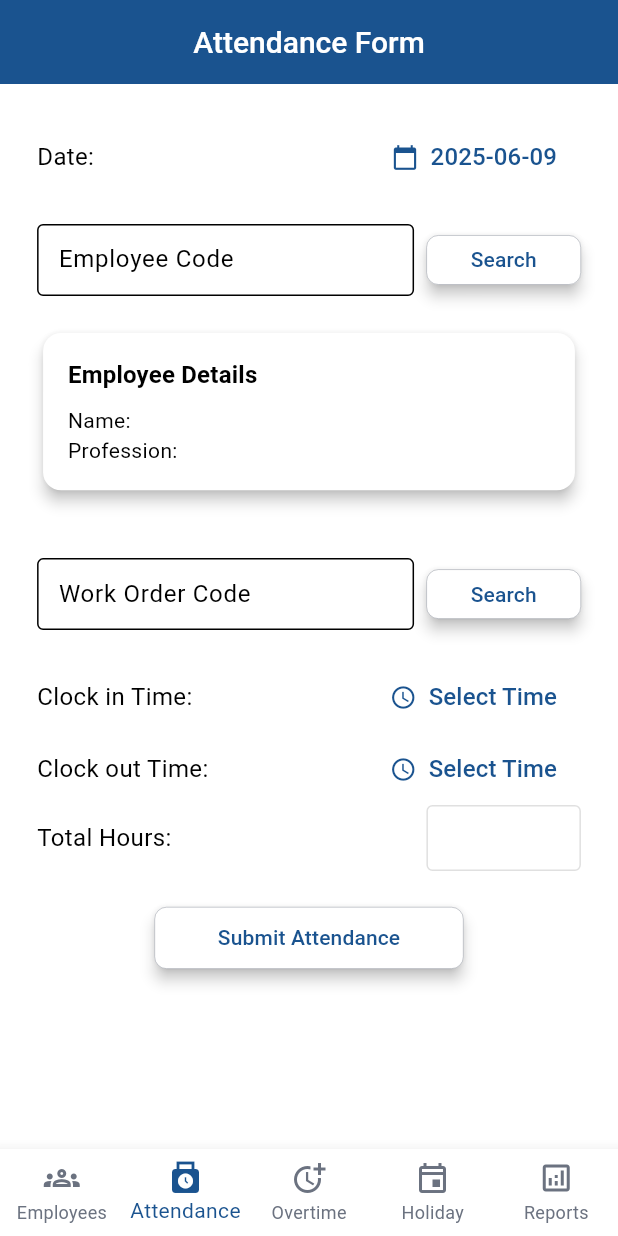
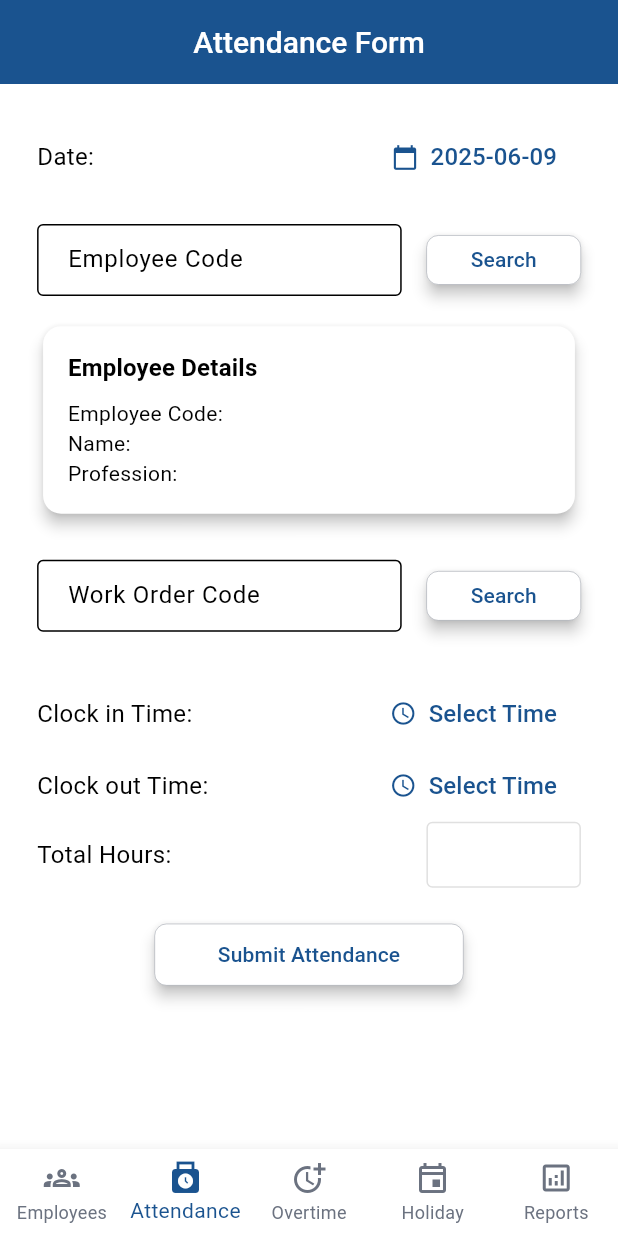
Before and after one commit to noor-faozi/albaderapp, a Flutter app: the screen it shows after launch, item 2 of the bottom bar chosen, after a tap on "Search", on a phone screen of 412 x 824 dp. Run offline on Flutter 3.47's test engine with Material 3 defaults, Android fonts, the light colour scheme and no system bars; our stand-ins replace supabase_flutter; accounts and stored records are empty.

Commit message:
refactor: update attendance form widget to use SearchAndDisplayCard for employee and work order search

```diff
--- a/lib/widgets/attendance_form.dart
+++ b/lib/widgets/attendance_form.dart
@@ -1,6 +1,7 @@
 import 'package:albaderapp/theme/colors.dart';
 import 'package:albaderapp/utils/responsive.dart';
 import 'package:albaderapp/widgets/custom_button.dart';
+import 'package:albaderapp/widgets/search_and_display_card.dart';
 import 'package:flutter/material.dart';
 import 'package:supabase_flutter/supabase_flutter.dart';
 
@@ -64,7 +65,6 @@ class _AttendanceFormState extends State<AttendanceForm> {
       _workOrderNotFound = result == null;
     });
   }
-
 
   // Future<void> _loadWorkOrders() async {
   //   final result = await supabase.from('work_orders').select();
@@ -198,153 +198,65 @@ class _AttendanceFormState extends State<AttendanceForm> {
                   );
                 },
               ),
+
               SizedBox(height: screenHeight(context, 0.025)),
 
-             Row(
-                children: [
-                  Expanded(
-                    child: TextFormField(
+              // Employee:
+              SearchAndDisplayCard<Map<String, dynamic>>(
                 controller: _employeeIdController,
-                      decoration: InputDecoration(
-                        labelText: 'Employee Code',
-                        border: const OutlineInputBorder(),
-                        contentPadding: EdgeInsets.symmetric(
-                          vertical: verticalPadding,
-                          horizontal: screenPadding(context, 0.025),
-                        ),
-                      ),
-                      validator: (value) => value == null || value.isEmpty
-                          ? 'Enter employee code'
-                          : null,
-                    ),
-                  ),
-                  SizedBox(width: screenPadding(context, 0.02)),
-                  SizedBox(
-                    height: buttonHeight,
-                    child: CustomButton(
-                      label: 'Search',
-                      onPressed: _fetchEmployee,
-                    ),
-                  ),
-                ],
-              ),
-
-
-              if (_employee != null) ...[
-                Padding(
-                  padding: EdgeInsets.symmetric(vertical: screenPadding(context, 0.05)),
-                  child: SizedBox(
-                    width: double.infinity,
-                    child: Card(
-                      shape: RoundedRectangleBorder(
-                        borderRadius: BorderRadius.circular(12),
-                      ),
-                      elevation: 4,
-                      child: Padding(
-                        padding: EdgeInsets.all(screenPadding(context, 0.04)),
-                        child: Column(
+                exactDigits: 3,
+                label: 'Employee Code',
+                onSearch: _fetchEmployee,
+                data: _employee,
+                notFound: _employeeNotFound,
+                verticalPadding: verticalPadding,
+                horizontalPadding: screenPadding(context, 0.04),
+                buttonHeight: buttonHeight,
+                detailsBuilder: (employee) => Column(
                   crossAxisAlignment: CrossAxisAlignment.start,
                   children: [
                     Text(
                       "Employee Details",
-                              style:
-                                  Theme.of(context).textTheme.titleMedium?.copyWith(
+                      style: Theme.of(context).textTheme.titleMedium?.copyWith(
                             fontWeight: FontWeight.bold,
                           ),
                     ),
                     const SizedBox(height: 8),
-                            Text("Name: ${_employee!['name']}"),
-                            Text("Profession: ${_employee!['profession']}"),
+                    Text("Employee Code: ${employee['id']}"),
+                    Text("Name: ${employee['name']}"),
+                    Text("Profession: ${employee['profession']}"),
                   ],
                 ),
               ),
-                    ),
-                  ),
-                ),
-              ] else if (_employeeNotFound) ...[
-                Padding(
-                  padding: EdgeInsets.all(screenPadding(context, 0.05)),
-                  child: const Text(
-                    'No employee found with this code.',
-                    style:
-                        TextStyle(color: red, fontWeight: FontWeight.bold),
-                  ),
-                ),
-              ],
+
               SizedBox(height: screenHeight(context, 0.025)),
 
-             Row(
-                children: [
-                  Expanded(
-                    child: TextFormField(
+              // Work Order:
+              SearchAndDisplayCard<Map<String, dynamic>>(
                 controller: _workOrderIdController,
-                      decoration: InputDecoration(
-                        labelText: 'Work Order Code',
-                        border: const OutlineInputBorder(),
-                        contentPadding: EdgeInsets.symmetric(
-                          vertical: verticalPadding,
-                          horizontal: screenPadding(context, 0.025),
-                        ),
-                      ),
-                      validator: (value) => value == null || value.isEmpty
-                          ? 'Enter work order code'
-                          : null,
-                    ),
-                  ),
-                  SizedBox(width: screenPadding(context, 0.02)),
-                  SizedBox(
-                    height: buttonHeight,
-                    child: CustomButton(
-                      label: 'Search',
-                      onPressed: _fetchWorkOrder,
-                    ),
-                  ),
-                ],
-              ),
-
-
-              if (_workOrder != null) ...[
-                Padding(
-                  padding: EdgeInsets.symmetric(vertical: screenPadding(context, 0.05)),
-                  child: SizedBox(
-                    width: double.infinity,
-                    child: Card(
-                      shape: RoundedRectangleBorder(
-                        borderRadius: BorderRadius.circular(12),
-                      ),
-                      elevation: 4,
-                      child: Padding(
-                        padding: EdgeInsets.all(screenPadding(context, 0.04)),
-                        child: Column(
+                label: 'Work Order Code',
+                exactDigits: 10,
+                onSearch: _fetchWorkOrder,
+                data: _workOrder,
+                notFound: _workOrderNotFound,
+                verticalPadding: verticalPadding,
+                horizontalPadding: screenPadding(context, 0.04),
+                buttonHeight: buttonHeight,
+                detailsBuilder: (workOrder) => Column(
                   crossAxisAlignment: CrossAxisAlignment.start,
                   children: [
                     Text(
                       "Work Order Details",
-                              style:
-                                  Theme.of(context).textTheme.titleMedium?.copyWith(
+                      style: Theme.of(context).textTheme.titleMedium?.copyWith(
                             fontWeight: FontWeight.bold,
                           ),
                     ),
                     const SizedBox(height: 8),
-                            Text("Work Order Code: ${_workOrder!['id']}"),
-                            Text("description: ${_workOrder!['description']}"),
+                    Text("Work Order Code: ${workOrder['id']}"),
+                    Text("Description: ${workOrder['description']}"),
                   ],
                 ),
               ),
-                    ),
-                  ),
-                ),
-              ] else if (_workOrderNotFound) ...[
-                Padding(
-                  padding: EdgeInsets.all(screenPadding(context, 0.05)),
-                  child: const Text(
-                    'No work order found with this code.',
-                    style:
-                        TextStyle(color: red, fontWeight: FontWeight.bold),
-                  ),
-                ),
-              ],
-
 
               SizedBox(height: screenHeight(context, 0.025)),
 
@@ -376,7 +288,9 @@ class _AttendanceFormState extends State<AttendanceForm> {
                     },
                     icon: const Icon(Icons.access_time),
                     label: Text(
-                      _inTime == null ? 'Select Time' : _inTime!.format(context),
+                      _inTime == null
+                          ? 'Select Time'
+                          : _inTime!.format(context),
                       style: const TextStyle(fontSize: 16),
                     ),
                   ),
--- /dev/null
+++ b/lib/widgets/search_and_display_card.dart
@@ -0,0 +1,108 @@
+import 'dart:ui';
+
+import 'package:albaderapp/theme/colors.dart';
+import 'package:albaderapp/widgets/custom_button.dart';
+import 'package:flutter/material.dart';
+import 'package:flutter/services.dart';
+
+class SearchAndDisplayCard<T> extends StatelessWidget {
+  final TextEditingController controller;
+  final int? exactDigits;
+  final String label;
+  final VoidCallback onSearch;
+  final T? data;
+  final bool notFound;
+  final Widget Function(T data) detailsBuilder;
+  final double verticalPadding;
+  final double horizontalPadding;
+  final double buttonHeight;
+
+  const SearchAndDisplayCard({
+    Key? key,
+    required this.controller,
+    this.exactDigits,
+    required this.label,
+    required this.onSearch,
+    required this.data,
+    required this.notFound,
+    required this.detailsBuilder,
+    required this.verticalPadding,
+    required this.horizontalPadding,
+    required this.buttonHeight,
+  }) : super(key: key);
+
+  @override
+  Widget build(BuildContext context) {
+    return Column(
+      children: [
+        Row(
+          children: [
+            Expanded(
+              child: TextFormField(
+                controller: controller,
+                keyboardType: TextInputType.number,
+                inputFormatters: [
+                  FilteringTextInputFormatter.digitsOnly,
+                  if (exactDigits != null)
+                    LengthLimitingTextInputFormatter(exactDigits),
+                ],
+                decoration: InputDecoration(
+                  labelText: label,
+                  border: const OutlineInputBorder(),
+                  contentPadding: EdgeInsets.symmetric(
+                    vertical: verticalPadding,
+                    horizontal: horizontalPadding,
+                  ),
+                ),
+                validator: (value) {
+                  if (value == null || value.isEmpty) {
+                    return 'Enter $label';
+                  } else if (value.length != exactDigits) {
+                    return '$label must be exactly $exactDigits digits';
+                  }
+                  return null; // valid
+                },
+              ),
+            ),
+            SizedBox(width: horizontalPadding),
+            SizedBox(
+              height: buttonHeight,
+              child: CustomButton(
+                label: 'Search',
+                onPressed: onSearch,
+              ),
+            ),
+          ],
+        ),
+        const SizedBox(height: 10),
+        if (data != null) ...[
+          Padding(
+            padding: EdgeInsets.symmetric(vertical: verticalPadding),
+            child: SizedBox(
+              width: double.infinity,
+              child: Card(
+                shape: RoundedRectangleBorder(
+                  borderRadius: BorderRadius.circular(12),
+                ),
+                elevation: 4,
+                child: Padding(
+                  padding: EdgeInsets.all(horizontalPadding),
+                  child: detailsBuilder(data!),
+                ),
+              ),
+            ),
+          ),
+        ] else if (notFound) ...[
+          Padding(
+            padding: EdgeInsets.all(verticalPadding),
+            child: Text(
+              'No $label found with this code.',
+              style: const TextStyle(
+                  color: red, fontWeight: FontWeight.bold),
+            ),
+          ),
+        ],
+      ],
+    );
+  }
+}
```
Lines whose indentation alone changed are shown as unchanged.
